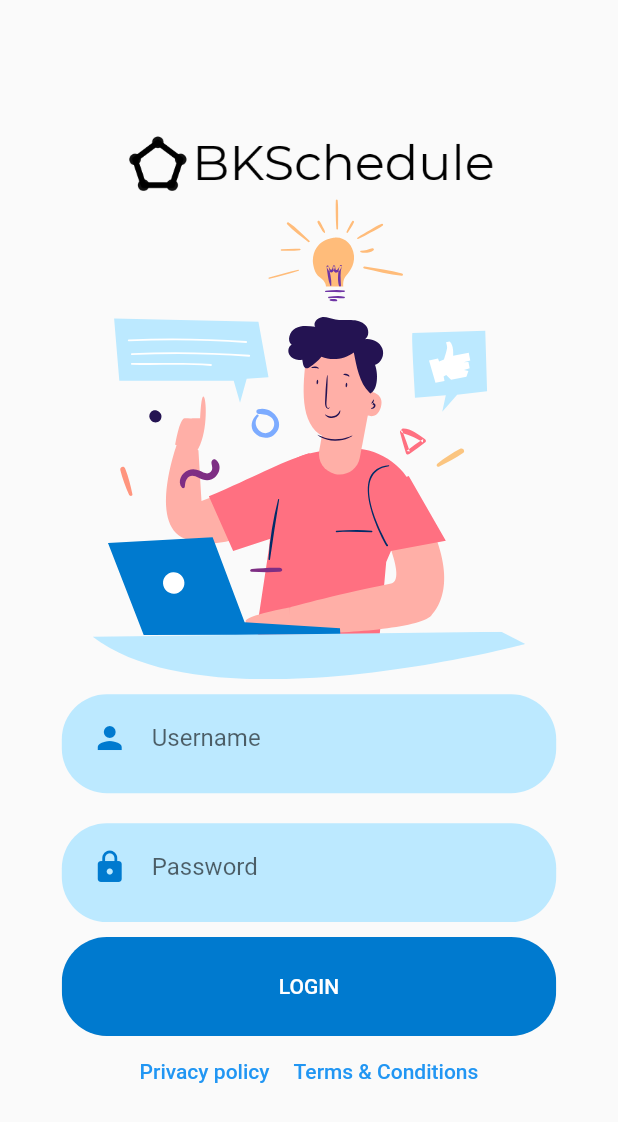
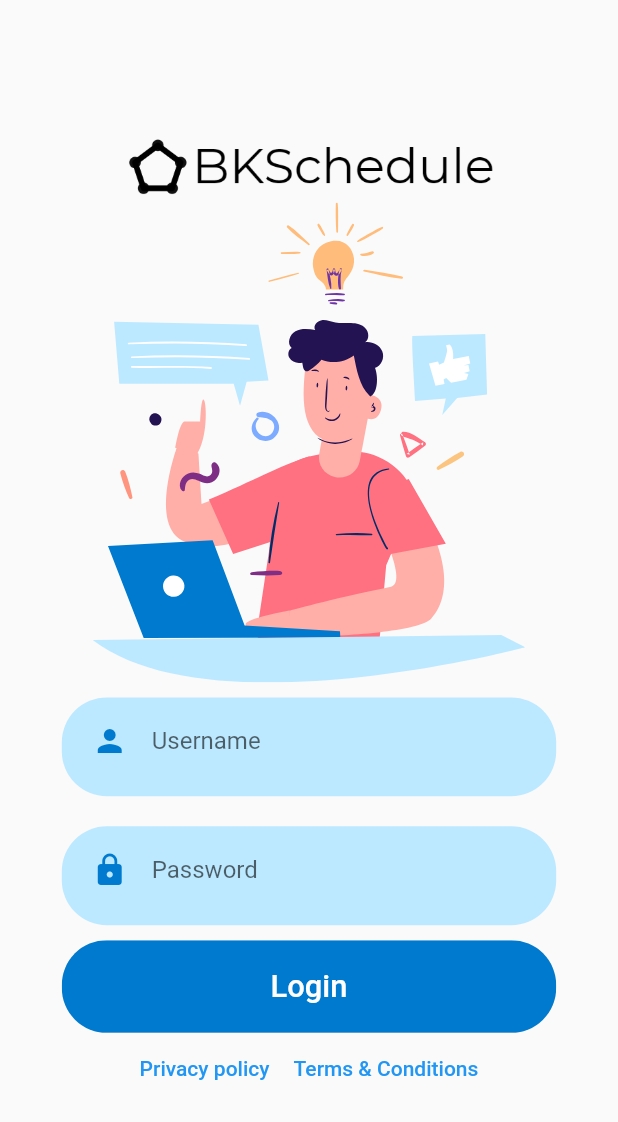
Before and after one commit to BinhPhamQuang/BK-Schedule, a Flutter app: the screen it shows after launch, on a phone screen of 412 x 824 dp. Shown: the top 1122 px of the screen. Run offline on Flutter 3.47's test engine with Material 2 defaults, Android fonts, the phone set to English and light mode, and no system bars; our stand-ins replace connectivity, flutter_markdown, flutter_svg; missing offline and left inert: encrypt, flutter_gifimage, pointycastle.

Commit message:
fix rebuild state

```diff
--- a/lib/screens/Login/body.dart
+++ b/lib/screens/Login/body.dart
@@ -5,6 +5,7 @@ import 'package:bkschedule/screens/components/TextBoxContainer.dart';
 import 'package:bkschedule/screens/components/policidialog.dart';
 import 'package:bkschedule/screens/components/rounded_button.dart';
 import 'package:bkschedule/screens/components/rounded_input_field.dart';
+import 'package:bkschedule/screens/loading/loadingScreen.dart';
 import 'package:flutter/cupertino.dart';
 import 'package:flutter/material.dart';
 import 'package:flutter_svg/flutter_svg.dart';
@@ -19,13 +20,13 @@ class Background extends State<Body > {
   final txtUsername=TextEditingController();
   final txtPassword= TextEditingController();
 
-  // @override
-  // void dispose()
-  // {
-  //   txtUsername.dispose();
-  //   txtPassword.dispose();
-  //   super.dispose();
-  // }
+  @override
+  void dispose()
+  {
+    txtUsername.dispose();
+    txtPassword.dispose();
+    super.dispose();
+  }
   @override
   Widget build(BuildContext context) {
     Size size= MediaQuery.of(context).size;
@@ -71,11 +72,31 @@ class Background extends State<Body > {
                           ),
                         ),
                     ),
-                    RoundedButton(
-                      text: "LOGIN", color: kPrimaryColor,
-                      textcolor: Colors.white,
-                      txtUsername: txtUsername,
-                      txtPassword: txtPassword,
+                    Container(
+                      width: size.width*0.8,
+                      height: size.height*0.075,
+                      child: ClipRRect(
+                        borderRadius: BorderRadius.circular(30),
+                        child: RaisedButton(
+                          //padding: EdgeInsets.symmetric(vertical: 20,horizontal: 30),
+                          color: kPrimaryColor,
+                          onPressed: () {
+                            if(txtUsername.text.length!=0 && txtPassword.text.length!=0)
+                            {
+                              String username= txtUsername.text;
+                              String password= txtPassword.text;
+                              txtUsername.clear();
+                              txtPassword.clear();
+                              Navigator.push(context, MaterialPageRoute(builder: (context)=> LoadingScreen(username,password)));
+                            }
+                          },
+                          child: Text(
+                            "Login",
+                            style: TextStyle(color: Colors.white,fontSize: size.width*0.05 ),
+                          ),
+                        ),
+
+                      ),
                     ),
                     Row(
                       mainAxisAlignment: MainAxisAlignment.center,
--- a/lib/screens/settings/body.dart
+++ b/lib/screens/settings/body.dart
@@ -123,6 +123,7 @@ class _SettingsScreenState extends State<SettingsScreen> {
                   ),
                   child: Text("Sign out ",style: TextStyle(color: Colors.red,fontSize: size.width*0.05),),
                   onPressed: () async{
+
                     final directory= await getApplicationDocumentsDirectory();
                     final file = File('${directory.path}/user.txt');
                     if( file.existsSync())
@@ -134,7 +135,8 @@ class _SettingsScreenState extends State<SettingsScreen> {
                         {
                         }
                       }
-                    Navigator.push(context, MaterialPageRoute(builder: (context)=> MyApp()));
+                    runApp(new MaterialApp(home: new MyApp(),));
+                   // Navigator.push(context, MaterialPageRoute(builder: (context)=> MyApp()));
                   },
 
                   ),
```
Also changed, not shown: lib/screens/components/rounded_button.dart (+6 -20 lines), lib/screens/loading/loadingScreen.dart (+12 -13 lines), 1 other file.
